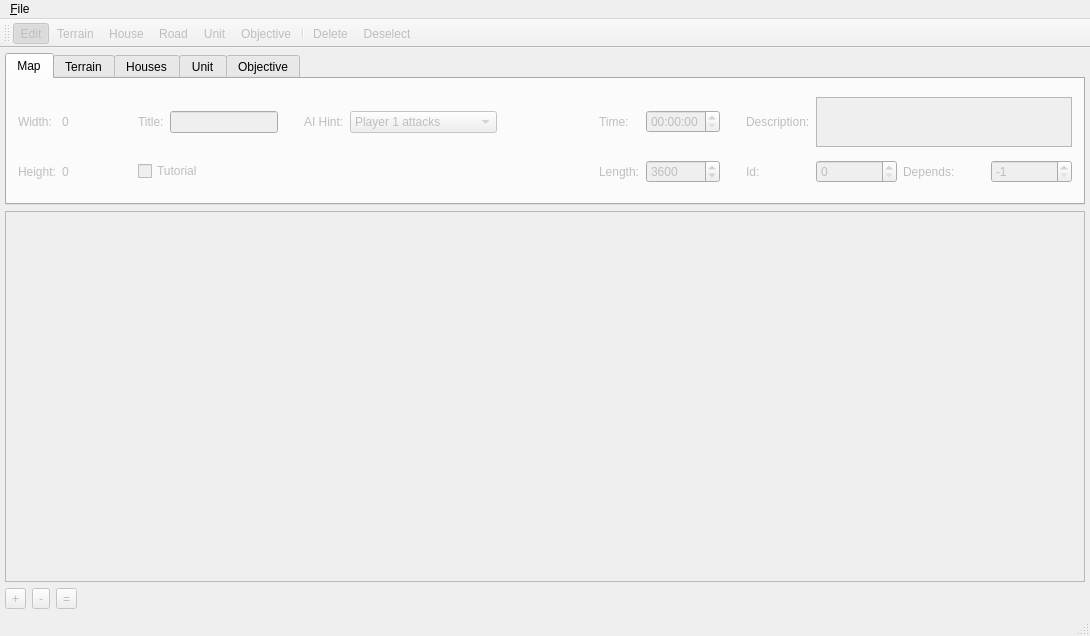
This is EditorMainWindow.ui in D-Pointer/imperium-editor as Qt 5 draws it before an edit. The edited form follows.
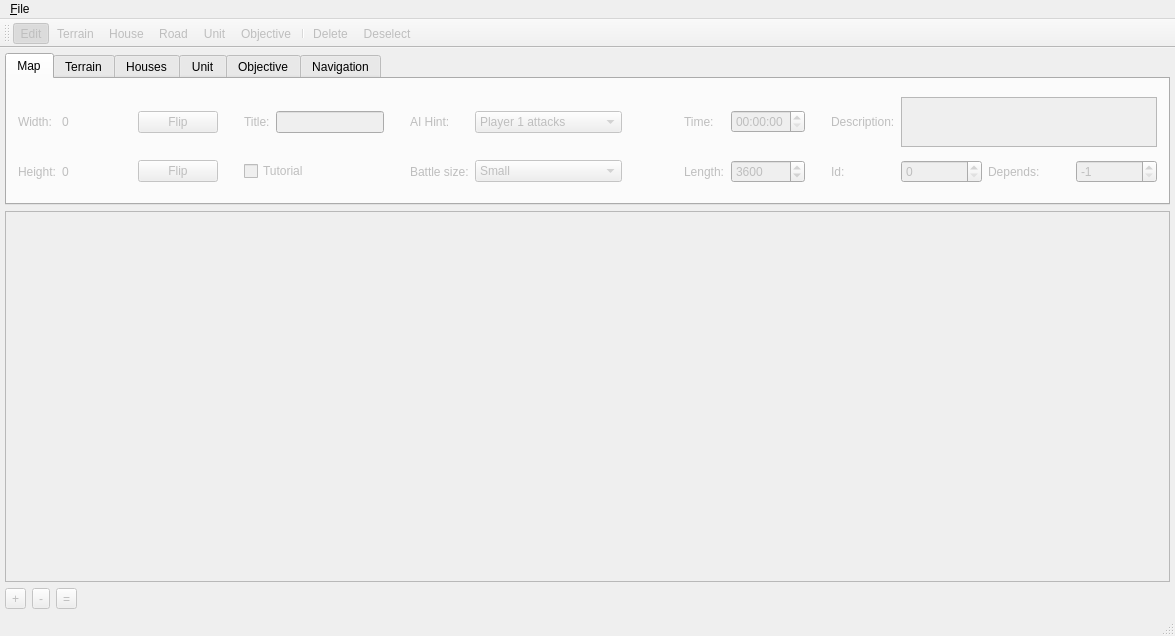
This is the edited form. The open tabs and pages were chosen to show the change. Icons and pictures are not drawn.

Commit message: Navigation mesh, other improvements

Diff of the .ui file:
```diff
--- a/EditorMainWindow.ui
+++ b/EditorMainWindow.ui
@@ -6,7 +6,7 @@
    <rect>
     <x>0</x>
     <y>0</y>
-    <width>1090</width>
+    <width>1175</width>
     <height>636</height>
    </rect>
   </property>
@@ -40,14 +40,28 @@
         <string>Map</string>
        </attribute>
        <layout class="QGridLayout" name="gridLayout">
-        <item row="0" column="6">
+        <item row="0" column="3">
+         <widget class="QPushButton" name="m_flipHorizontal">
+          <property name="text">
+           <string>Flip</string>
+          </property>
+         </widget>
+        </item>
+        <item row="1" column="3">
+         <widget class="QPushButton" name="m_flipVertical">
+          <property name="text">
+           <string>Flip</string>
+          </property>
+         </widget>
+        </item>
+        <item row="0" column="8">
          <widget class="QLabel" name="label_22">
           <property name="text">
            <string>AI Hint:</string>
           </property>
          </widget>
         </item>
-        <item row="0" column="13" colspan="3">
+        <item row="0" column="15" colspan="3">
          <widget class="QPlainTextEdit" name="m_description">
           <property name="maximumSize">
            <size>
@@ -57,7 +71,7 @@
           </property>
          </widget>
         </item>
-        <item row="1" column="9">
+        <item row="1" column="11">
          <widget class="QLabel" name="label_4">
           <property name="text">
            <string>Length:</string>
@@ -80,14 +94,14 @@
           </property>
          </spacer>
         </item>
-        <item row="0" column="9">
+        <item row="0" column="11">
          <widget class="QLabel" name="label_3">
           <property name="text">
            <string>Time:</string>
           </property>
          </widget>
         </item>
-        <item row="1" column="15">
+        <item row="1" column="17">
          <widget class="QSpinBox" name="m_depends">
           <property name="minimum">
            <number>-1</number>
@@ -97,24 +111,24 @@
           </property>
          </widget>
         </item>
-        <item row="1" column="3" colspan="2">
+        <item row="1" column="5" colspan="2">
          <widget class="QCheckBox" name="m_tutorial">
           <property name="text">
            <string>Tutorial</string>
           </property>
          </widget>
         </item>
-        <item row="1" column="14">
+        <item row="1" column="16">
          <widget class="QLabel" name="label_18">
           <property name="text">
            <string>Depends:</string>
           </property>
          </widget>
         </item>
-        <item row="1" column="13">
+        <item row="1" column="15">
          <widget class="QSpinBox" name="m_id"/>
         </item>
-        <item row="1" column="12">
+        <item row="1" column="14">
          <widget class="QLabel" name="label_17">
           <property name="text">
            <string>Id:</string>
@@ -144,7 +158,7 @@
           </property>
          </widget>
         </item>
-        <item row="1" column="10">
+        <item row="1" column="12">
          <widget class="QSpinBox" name="m_length">
           <property name="enabled">
            <bool>false</bool>
@@ -160,14 +174,14 @@
           </property>
          </widget>
         </item>
-        <item row="0" column="10">
+        <item row="0" column="12">
          <widget class="QTimeEdit" name="m_time">
           <property name="enabled">
            <bool>false</bool>
           </property>
          </widget>
         </item>
-        <item row="0" column="4">
+        <item row="0" column="6">
          <widget class="QLineEdit" name="m_title">
           <property name="minimumSize">
            <size>
@@ -177,7 +191,7 @@
           </property>
          </widget>
         </item>
-        <item row="0" column="12">
+        <item row="0" column="14">
          <widget class="QLabel" name="label_6">
           <property name="text">
            <string>Description:</string>
@@ -191,14 +205,14 @@
           </property>
          </widget>
         </item>
-        <item row="0" column="3">
+        <item row="0" column="5">
          <widget class="QLabel" name="label_5">
           <property name="text">
            <string>Title:</string>
           </property>
          </widget>
         </item>
-        <item row="0" column="5">
+        <item row="0" column="7">
          <spacer name="horizontalSpacer_5">
           <property name="orientation">
            <enum>Qt::Horizontal</enum>
@@ -214,7 +228,7 @@
           </property>
          </spacer>
         </item>
-        <item row="0" column="11">
+        <item row="0" column="13">
          <spacer name="horizontalSpacer_3">
           <property name="orientation">
            <enum>Qt::Horizontal</enum>
@@ -230,7 +244,7 @@
           </property>
          </spacer>
         </item>
-        <item row="1" column="11">
+        <item row="1" column="13">
          <spacer name="horizontalSpacer_4">
           <property name="orientation">
            <enum>Qt::Horizontal</enum>
@@ -246,7 +260,7 @@
           </property>
          </spacer>
         </item>
-        <item row="1" column="5">
+        <item row="1" column="7">
          <spacer name="horizontalSpacer_6">
           <property name="orientation">
            <enum>Qt::Horizontal</enum>
@@ -262,7 +276,7 @@
           </property>
          </spacer>
         </item>
-        <item row="0" column="7">
+        <item row="0" column="9">
          <widget class="QComboBox" name="m_aiHint">
           <item>
            <property name="text">
@@ -281,7 +295,7 @@
           </item>
          </widget>
         </item>
-        <item row="0" column="8">
+        <item row="0" column="10">
          <spacer name="horizontalSpacer_11">
           <property name="orientation">
            <enum>Qt::Horizontal</enum>
@@ -320,6 +334,69 @@
           </property>
          </widget>
         </item>
+        <item row="0" column="4">
+         <spacer name="horizontalSpacer_14">
+          <property name="orientation">
+           <enum>Qt::Horizontal</enum>
+          </property>
+          <property name="sizeType">
+           <enum>QSizePolicy::Minimum</enum>
+          </property>
+          <property name="sizeHint" stdset="0">
+           <size>
+            <width>20</width>
+            <height>20</height>
+           </size>
+          </property>
+         </spacer>
+        </item>
+        <item row="1" column="4">
+         <spacer name="horizontalSpacer_15">
+          <property name="orientation">
+           <enum>Qt::Horizontal</enum>
+          </property>
+          <property name="sizeType">
+           <enum>QSizePolicy::Minimum</enum>
+          </property>
+          <property name="sizeHint" stdset="0">
+           <size>
+            <width>20</width>
+            <height>20</height>
+           </size>
+          </property>
+         </spacer>
+        </item>
+        <item row="1" column="8">
+         <widget class="QLabel" name="label_24">
+          <property name="text">
+           <string>Battle size:</string>
+          </property>
+         </widget>
+        </item>
+        <item row="1" column="9">
+         <widget class="QComboBox" name="m_battleSize">
+          <item>
+           <property name="text">
+            <string>Small</string>
+           </property>
+          </item>
+          <item>
+           <property name="text">
+            <string>Medium</string>
+           </property>
+          </item>
+          <item>
+           <property name="text">
+            <string>Large</string>
+           </property>
+          </item>
+          <item>
+           <property name="text">
+            <string>Not included</string>
+           </property>
+          </item>
+         </widget>
+        </item>
        </layout>
       </widget>
       <widget class="QWidget" name="m_terrain_tab">
@@ -887,6 +964,58 @@
         </item>
        </layout>
       </widget>
+      <widget class="QWidget" name="m_navigation_tab">
+       <property name="enabled">
+        <bool>false</bool>
+       </property>
+       <attribute name="title">
+        <string>Navigation</string>
+       </attribute>
+       <layout class="QGridLayout" name="gridLayout_6">
+        <property name="leftMargin">
+         <number>12</number>
+        </property>
+        <property name="rightMargin">
+         <number>12</number>
+        </property>
+        <property name="bottomMargin">
+         <number>12</number>
+        </property>
+        <item row="0" column="0">
+         <widget class="QPushButton" name="m_generate">
+          <property name="text">
+           <string>Generate</string>
+          </property>
+         </widget>
+        </item>
+        <item row="0" column="1">
+         <spacer name="horizontalSpacer_16">
+          <property name="orientation">
+           <enum>Qt::Horizontal</enum>
+          </property>
+          <property name="sizeHint" stdset="0">
+           <size>
+            <width>1031</width>
+            <height>20</height>
+           </size>
+          </property>
+         </spacer>
+        </item>
+        <item row="1" column="0">
+         <spacer name="verticalSpacer_3">
+          <property name="orientation">
+           <enum>Qt::Vertical</enum>
+          </property>
+          <property name="sizeHint" stdset="0">
+           <size>
+            <width>20</width>
+            <height>67</height>
+           </size>
+          </property>
+         </spacer>
+        </item>
+       </layout>
+      </widget>
      </widget>
     </item>
     <item row="1" column="0" colspan="4">
@@ -964,7 +1093,7 @@
     <rect>
      <x>0</x>
      <y>0</y>
-     <width>1090</width>
+     <width>1175</width>
      <height>22</height>
     </rect>
    </property>
```
Left out of the diff: 91 changed lines with no effect on the pictures. The commit also changes 16 other files.
